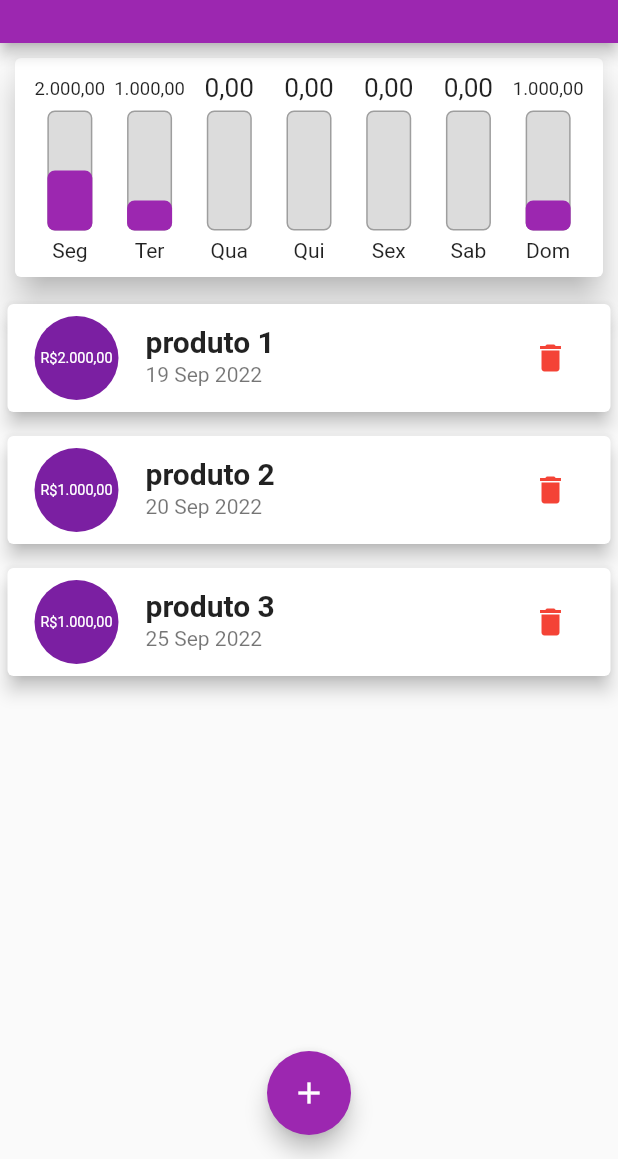
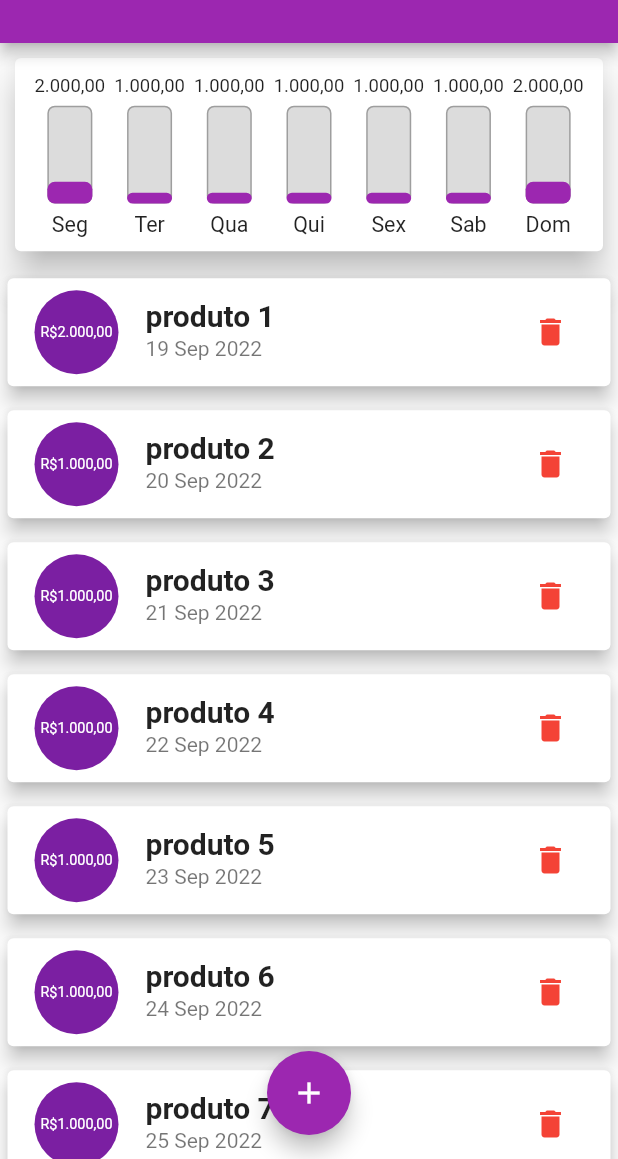
Before and after one commit to LuizFernandesOliveira/flutter-app-personal-expenses, a Flutter app: the screen it shows after launch, on a phone screen of 412 x 824 dp, the part 77-1236 px from its top. Run offline on Flutter 3.47's test engine with Material 2 defaults, Android fonts, the phone set to English and light mode, and no system bars.

Commit message:
feat: evolution

```diff
--- a/lib/components/graphic_bar.dart
+++ b/lib/components/graphic_bar.dart
@@ -14,18 +14,20 @@ class GraphicBar extends StatelessWidget {
 
   @override
   Widget build(BuildContext context) {
+    return LayoutBuilder(
+      builder: (ctx, constraints) {
         return Column(
           children: [
             Container(
-          height: 20,
+              height: constraints.maxHeight * 0.15,
               margin: EdgeInsets.symmetric(horizontal: 3),
               child: FittedBox(
                 child: Text(NumberFormat("#,##0.00", "pt_BR").format(value)),
               ),
             ),
-        SizedBox(height: 5),
+            SizedBox(height: constraints.maxHeight * 0.05),
             Container(
-          height: 80,
+              height: constraints.maxHeight * 0.6,
               width: 30,
               child: Stack(
                 alignment: Alignment.bottomCenter,
@@ -52,9 +54,16 @@ class GraphicBar extends StatelessWidget {
                 ],
               ),
             ),
-        SizedBox(height: 5),
-        Text(label),
+            SizedBox(height: constraints.maxHeight * 0.05),
+            Container(
+              height: constraints.maxHeight * 0.15,
+              child: FittedBox(
+                child: Text(label),
+              ),
+            ),
           ],
+        );
+      },
     );
   }
 }
--- a/lib/components/list.dart
+++ b/lib/components/list.dart
@@ -10,12 +10,15 @@ class ExpenseList extends StatelessWidget {
 
   @override
   Widget build(BuildContext context) {
-    return Container(
-      height: 500,
-      child: expenses.isEmpty
-        ? Column(
+    return expenses.isEmpty
+        ? LayoutBuilder(
+            builder: (ctx, constraints) {
+              return Column(
                 children: [
-            const Text(
+                  SizedBox(height: constraints.maxHeight * 0.05),
+                  Container(
+                    height: constraints.maxHeight * 0.3,
+                    child: const Text(
                       'Nenhuma Despesa Cadastrada',
                       style: TextStyle(
                         fontFamily: 'Roboto',
@@ -23,15 +26,18 @@ class ExpenseList extends StatelessWidget {
                         fontWeight: FontWeight.bold,
                       ),
                     ),
-            const SizedBox(height: 50),
+                  ),
+                  SizedBox(height: constraints.maxHeight * 0.05),
                   Container(
-              width: 200,
+                    width: constraints.maxHeight * 0.6,
                     child: Image.asset(
                       'assets/images/zzz.png',
                       fit: BoxFit.cover,
                     ),
                   ),
                 ],
+              );
+            },
           )
         : ListView.builder(
             itemCount: expenses.length,
@@ -49,7 +55,8 @@ class ExpenseList extends StatelessWidget {
                     child: Padding(
                       padding: const EdgeInsets.all(6),
                       child: FittedBox(
-                        child: Text('R\$${NumberFormat("#,##0.00", "pt_BR").format(expense.value)}'),
+                        child: Text(
+                            'R\$${NumberFormat("#,##0.00", "pt_BR").format(expense.value)}'),
                       ),
                     ),
                   ),
@@ -72,7 +79,6 @@ class ExpenseList extends StatelessWidget {
                 ),
               );
             },
-      ),
           );
   }
 }
--- a/lib/main.dart
+++ b/lib/main.dart
@@ -9,7 +9,6 @@ import 'models/expense.dart';
 void main() => runApp(PersonalExpensesApp());
 
 class PersonalExpensesApp extends StatelessWidget {
-
   @override
   Widget build(BuildContext context) {
     return MaterialApp(
@@ -22,9 +21,7 @@ class PersonalExpensesApp extends StatelessWidget {
             fontFamily: 'Roboto',
             fontSize: 20,
             fontWeight: FontWeight.bold,
-          )
-        )
-      ),
+          ))),
     );
   }
 }
@@ -36,10 +33,41 @@ class HomePage extends StatefulWidget {
 
 class _HomePageState extends State<HomePage> {
   final List<Expense> _expenses = [
-    Expense(id: 't1', title: 'produto 1', value: 2000, date: DateTime.now().subtract(Duration(days: 6))),
-    Expense(id: 't2', title: 'produto 2', value: 1000, date: DateTime.now().subtract(Duration(days: 5))),
-    Expense(id: 't3', title: 'produto 3', value: 1000, date: DateTime.now()),
+    Expense(
+        id: 't1',
+        title: 'produto 1',
+        value: 2000,
+        date: DateTime.now().subtract(Duration(days: 6))),
+    Expense(
+        id: 't2',
+        title: 'produto 2',
+        value: 1000,
+        date: DateTime.now().subtract(Duration(days: 5))),
+    Expense(
+        id: 't3',
+        title: 'produto 3',
+        value: 1000,
+        date: DateTime.now().subtract(Duration(days: 4))),
+    Expense(
+        id: 't4',
+        title: 'produto 4',
+        value: 1000,
+        date: DateTime.now().subtract(Duration(days: 3))),
+    Expense(
+        id: 't5',
+        title: 'produto 5',
+        value: 1000,
+        date: DateTime.now().subtract(Duration(days: 2))),
+    Expense(
+        id: 't6',
+        title: 'produto 6',
+        value: 1000,
+        date: DateTime.now().subtract(Duration(days: 1))),
+    Expense(id: 't7', title: 'produto 7', value: 1000, date: DateTime.now()),
+    Expense(id: 't8', title: 'produto 8', value: 1000, date: DateTime.now()),
   ];
+
+  bool _showGraphic = true;
 
   List<Expense> get _recentExpenses {
     return _expenses.where((e) {
@@ -77,23 +105,45 @@ class _HomePageState extends State<HomePage> {
 
   @override
   Widget build(BuildContext context) {
-    return Scaffold(
-      appBar: AppBar(
-        title: const Text('Despesas Pessoais'),
+    bool isLandscape =
+        MediaQuery.of(context).orientation == Orientation.landscape;
+    final appBar = AppBar(
+      title: Text('Despesas Pessoais'),
       actions: [
+        if (isLandscape)
+          IconButton(
+              onPressed: () {
+                setState(() {
+                  _showGraphic = !_showGraphic;
+                });
+              },
+              icon: Icon(_showGraphic ? Icons.list : Icons.show_chart)),
         IconButton(
             onPressed: () => _openExpenseFormModal(context),
-            icon: const Icon(Icons.add)
-          ),
+            icon: const Icon(Icons.add)),
       ],
       toolbarHeight: 80,
-      ),
+    );
+    final availableHeight = MediaQuery.of(context).size.height -
+        appBar.preferredSize.height -
+        MediaQuery.of(context).padding.top;
+
+    return Scaffold(
+      appBar: appBar,
       body: SingleChildScrollView(
         child: Column(
           crossAxisAlignment: CrossAxisAlignment.stretch,
           children: <Widget>[
-            Graphic(recentExpenses: _recentExpenses),
-            ExpenseList(expenses: _expenses, onDelete: _deleteExpense),
+            if (_showGraphic || !isLandscape)
+              Container(
+                height: availableHeight * (isLandscape ? 0.8 : 0.2),
+                child: Graphic(recentExpenses: _recentExpenses),
+              ),
+            if (!_showGraphic || !isLandscape)
+              Container(
+                  height: availableHeight * 0.8,
+                  child: ExpenseList(
+                      expenses: _expenses, onDelete: _deleteExpense)),
           ],
         ),
       ),
```
Lines whose indentation alone changed are shown as unchanged.
